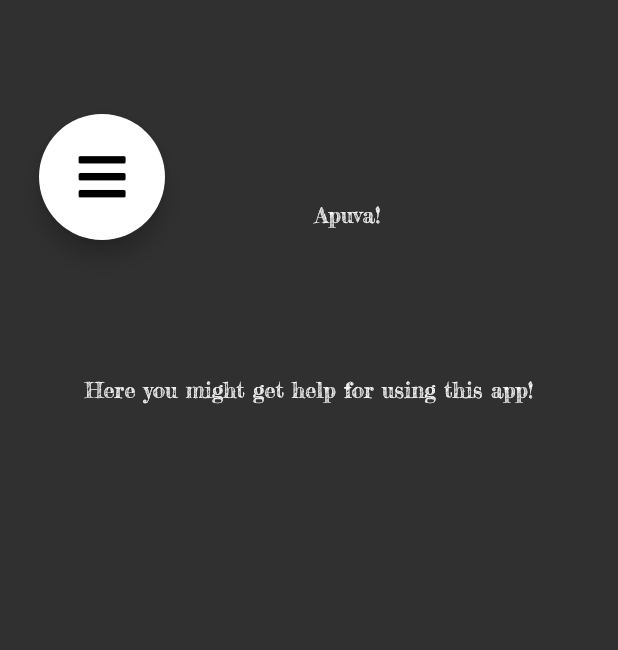
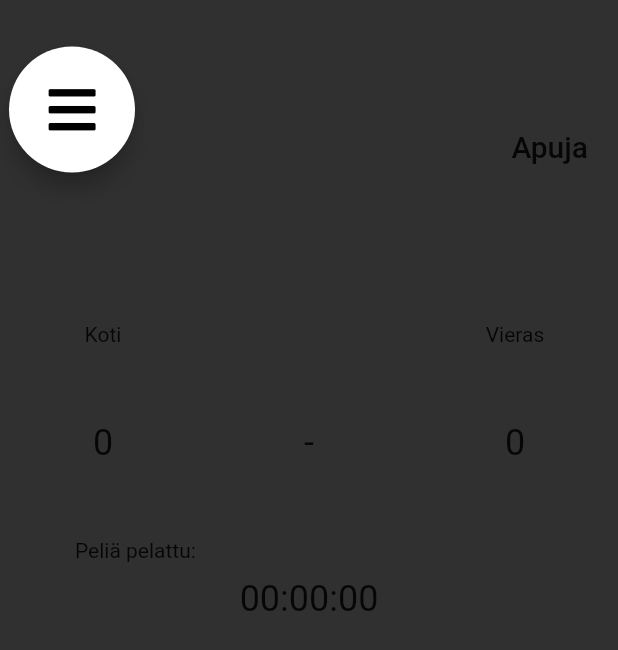
Before and after one commit to king784/GameGame, a Flutter app: the Ohje screen opened directly, on a phone screen of 412 x 824 dp. Shown: the top 650 px of the screen. Run offline on Flutter 3.47's test engine with Material 2 defaults, Android fonts, the phone set to English and light mode, and no system bars; our stand-ins replace cloud_firestore, firebase_core, firebase_storage, font_awesome_flutter, image_picker; missing offline and left inert: qr_mobile_vision; accounts and stored records are empty; Roboto replaces fonts that are missing (Arial).

Commit message:
again straight to master, help page things

```diff
--- a/game_game/lib/Themes/MasterTheme.dart
+++ b/game_game/lib/Themes/MasterTheme.dart
@@ -9,7 +9,8 @@ class MasterTheme {
 
   static double headlineSize = 70;
   static double titleSize = 30;
-  static double bodySize = 15;
+  static double body1Size = 15;
+  static double body2Size = 15;
 
   static var btnColours=[Colors.orange, Colors.pink, Colors.blue];
 
@@ -22,7 +23,8 @@ class MasterTheme {
       headline:
           TextStyle(fontSize: headlineSize, fontWeight: FontWeight.normal),
       title: TextStyle(fontSize: titleSize, fontWeight: FontWeight.bold),
-      body1: TextStyle(fontSize: bodySize, fontWeight: FontWeight.normal),
+      body1: TextStyle(fontSize: body1Size, fontWeight: FontWeight.normal),
+      body2: TextStyle(fontSize: body2Size, fontWeight: FontWeight.bold),
     ),
   );
 }
--- a/game_game/lib/pages/home.dart
+++ b/game_game/lib/pages/home.dart
@@ -11,6 +11,10 @@ class Home extends StatefulWidget {
 }
 
 class _HomeState extends State<Home> {
+
+  int homePoints, opponentPoints;
+
+
   @override
   Widget build(BuildContext context) {
     Global.intializeValues(
@@ -41,7 +45,9 @@ class _HomeState extends State<Home> {
                   ],
                 ),
               ),
-              Row(
+              Padding(
+                padding: EdgeInsets.fromLTRB(0, 20, 0, 0),
+                child: Row(
                   children: <Widget>[
                     Expanded(
                       child: Text(
@@ -65,6 +71,7 @@ class _HomeState extends State<Home> {
                       ),
                     ),
                   ],
+                ),
               ),
               Padding(
                 padding: EdgeInsets.fromLTRB(0, 50, 0, 0),
@@ -94,6 +101,34 @@ class _HomeState extends State<Home> {
                   ],
                 ),
               ),
+              Padding(
+                padding: EdgeInsets.fromLTRB(50, 50, 0, 0),
+                child: Row(
+                  children: <Widget>[
+                    Expanded(
+                      child: Text(
+                        'Peliä pelattu:',
+                        textAlign: TextAlign.left,
+                        style: Theme.of(context).textTheme.body1,
+                      ),
+                    ),
+                  ],
+                ),
+              ),
+              Padding(
+                padding: EdgeInsets.fromLTRB(0, 10, 0, 0),
+                child: Row(
+                  children: <Widget>[
+                    Expanded(
+                      child: Text(
+                        '00:00:00',
+                        textAlign: TextAlign.center,
+                        style: Theme.of(context).textTheme.headline,
+                      ),
+                    ),
+                  ],
+                ),
+              ),
             ],
           ),
         ),
--- a/game_game/lib/pages/ohje.dart
+++ b/game_game/lib/pages/ohje.dart
@@ -20,27 +20,106 @@ class _OhjeState extends State<Ohje> {
       child: Theme(
         data: MasterTheme.mainTheme,
         child: Scaffold(
-            body: Column(
+          body: ListView(
             children: <Widget>[
-                Padding(
-                  padding: EdgeInsets.fromLTRB(20, 45, 0, 0),
+              Align(
+                alignment: Alignment.topCenter,
                 child: Row(
                   children: <Widget>[
                     RadialMenu(),
-                      Text(
-                        'Apuva!',
+                    Expanded(
+                      child: Padding(
+                        padding: EdgeInsets.all(20),
+                        child: Text(
+                          'Apuja',
+                          textAlign: TextAlign.right,
+                          style: Theme.of(context).textTheme.title,
+                        ),
+                      ),
+                    )
+                  ],
+                ),
+              ),
+              Padding(
+                padding: EdgeInsets.fromLTRB(0, 20, 0, 0),
+                child: Row(
+                  children: <Widget>[
+                    Expanded(
+                      child: Text(
+                        'Koti',
+                        textAlign: TextAlign.center,
+                        style: Theme.of(context).textTheme.body1,
+                      ),
+                    ),
+                    Expanded(
+                      child: Text(
+                        '',
+                        textAlign: TextAlign.center,
+                        style: Theme.of(context).textTheme.body1,
+                      ),
+                    ),
+                    Expanded(
+                      child: Text(
+                        'Vieras',
+                        textAlign: TextAlign.center,
+                        style: Theme.of(context).textTheme.body1,
+                      ),
                     ),
                   ],
                 ),
               ),
-                Container(
-                  padding: EdgeInsets.all(10.0),
-                  width: screenWidth,
-                  child: Column(
+              Padding(
+                padding: EdgeInsets.fromLTRB(0, 50, 0, 0),
+                child: Row(
                   children: <Widget>[
-                      Text(
-                        'Here you might get help for using this app!',
+                    Expanded(
+                      child: Text(
+                        '0',
+                        textAlign: TextAlign.center,
+                        style: Theme.of(context).textTheme.headline,
+                      ),
+                    ),
+                    Expanded(
+                      child: Text(
+                        '-',
+                        textAlign: TextAlign.center,
+                        style: Theme.of(context).textTheme.headline,
+                      ),
+                    ),
+                    Expanded(
+                      child: Text(
+                        '0',
+                        textAlign: TextAlign.center,
+                        style: Theme.of(context).textTheme.headline,
+                      ),
+                    ),
+                  ],
+                ),
+              ),
+              Padding(
+                padding: EdgeInsets.fromLTRB(50, 50, 0, 0),
+                child: Row(
+                  children: <Widget>[
+                    Expanded(
+                      child: Text(
+                        'Peliä pelattu:',
                         textAlign: TextAlign.left,
+                        style: Theme.of(context).textTheme.body1,
+                      ),
+                    ),
+                  ],
+                ),
+              ),
+              Padding(
+                padding: EdgeInsets.fromLTRB(0, 10, 0, 0),
+                child: Row(
+                  children: <Widget>[
+                    Expanded(
+                      child: Text(
+                        '00:00:00',
+                        textAlign: TextAlign.center,
+                        style: Theme.of(context).textTheme.headline,
+                      ),
                     ),
                   ],
                 ),
@@ -48,6 +127,7 @@ class _OhjeState extends State<Ohje> {
             ],
           ),
         ),
-        ));
+      ),
+    );
   }
 }
```
Lines whose indentation alone changed are shown as unchanged.
